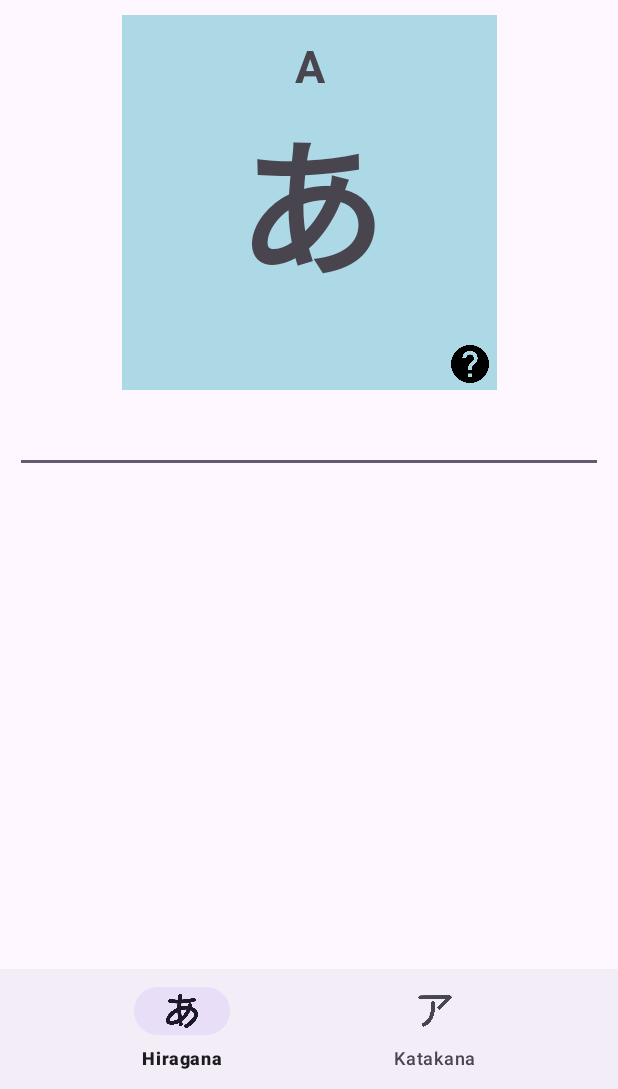
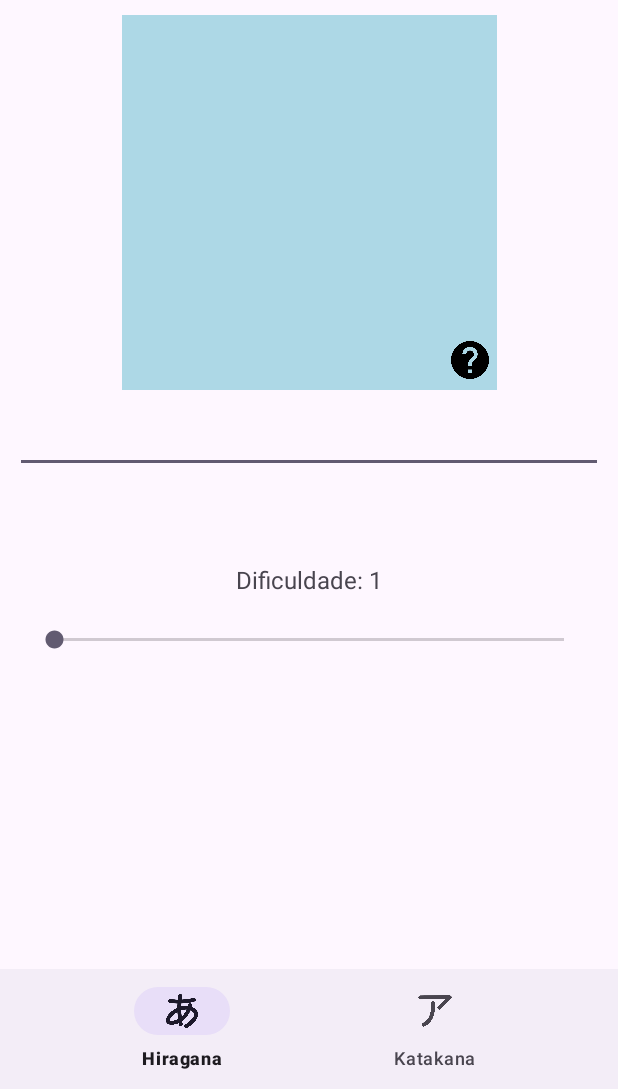
Before and after one commit to carlinhos11012/learnKanasMobile, an Android app: the layout activity_main.xml on its own in the app's theme, with its tools: preview values and no code run, on a phone screen of 412 x 824 dp, the part 147-1236 px from its top. Run offline under Robolectric (Android 15) with nearby library versions, the phone set to English and light mode, and no system bars.

```diff
--- a/app/src/main/res/layout/activity_main.xml
+++ b/app/src/main/res/layout/activity_main.xml
@@ -32,60 +32,35 @@
             android:layout_width="match_parent"
             android:layout_height="wrap_content">
 
-            <androidx.constraintlayout.widget.ConstraintLayout
+            <LinearLayout
                 android:id="@+id/kana_container"
-                android:layout_width="250dp"
+                android:layout_width="wrap_content"
                 android:layout_height="250dp"
+                android:minWidth="250dp"
                 android:background="@color/lighBlue"
                 android:gravity="center"
+                android:orientation="horizontal"
                 app:layout_constraintTop_toTopOf="parent"
                 app:layout_constraintBottom_toBottomOf="parent"
                 app:layout_constraintStart_toStartOf="parent"
                 app:layout_constraintEnd_toEndOf="parent">
 
-                <TextView
-                    android:id="@+id/portugueseView"
-                    android:layout_width="wrap_content"
-                    android:layout_height="wrap_content"
-                    android:layout_marginTop="16dp"
-                    android:gravity="center|top"
-                    android:text="@string/portuguese_placeHolder"
-                    android:textSize="30sp"
-                    android:textStyle="bold"
-                    app:layout_constraintBottom_toTopOf="@+id/kanaView"
-                    app:layout_constraintEnd_toEndOf="parent"
-                    app:layout_constraintStart_toStartOf="parent"
-                    app:layout_constraintTop_toTopOf="parent"/>
-
-                <TextView
-                    android:id="@+id/kanaView"
-                    android:layout_width="wrap_content"
-                    android:layout_height="wrap_content"
-                    android:gravity="center"
-                    android:text="@string/hiragana_placeHolder"
-                    android:textSize="100sp"
-                    android:textStyle="bold"
-                    app:layout_constraintBottom_toBottomOf="parent"
-                    app:layout_constraintEnd_toEndOf="parent"
-                    app:layout_constraintStart_toStartOf="parent"
-                    app:layout_constraintTop_toTopOf="parent" />
+            </LinearLayout>
 
             <ImageButton
                 android:id="@+id/helpButton"
                 android:layout_width="25dp"
                 android:layout_height="25dp"
-                    android:layout_marginTop="33dp"
+                android:layout_marginTop="215dp"
                 android:layout_marginEnd="5dp"
                 android:layout_marginBottom="5dp"
                 android:background="?attr/selectableItemBackground"
                 android:contentDescription="@string/helpButtonInfo"
                 android:scaleType="centerInside"
                 android:src="@drawable/ic_help"
-                    app:layout_constraintBottom_toBottomOf="parent"
-                    app:layout_constraintEnd_toEndOf="parent"
-                    app:layout_constraintTop_toBottomOf="@+id/kanaView"
-                    app:layout_constraintVertical_bias="0.975" />
-            </androidx.constraintlayout.widget.ConstraintLayout>
+                app:layout_constraintBottom_toBottomOf="@id/kana_container"
+                app:layout_constraintEnd_toEndOf="@id/kana_container"
+                app:layout_constraintTop_toTopOf="@id/kana_container" />
 
         </androidx.constraintlayout.widget.ConstraintLayout>
 
@@ -97,6 +72,22 @@
             android:autofillHints=""
             android:inputType="text"
             tools:ignore="LabelFor" />
+        <TextView
+            android:id="@+id/difficultyLevel"
+            android:layout_width="wrap_content"
+            android:layout_height="wrap_content"
+            android:layout_gravity="center"
+            android:layout_marginTop="50dp"
+            android:text="Dificuldade: 1"
+            android:textSize="16sp" />
+
+        <SeekBar
+            android:id="@+id/seekBar"
+            android:layout_width="match_parent"
+            android:layout_height="wrap_content"
+            android:layout_margin="20dp"
+            android:max="2"
+            android:progress="0" />
     </LinearLayout>
 
     <!-- BottomNavigationView na parte inferior da tela -->
```
Also changed, not shown: app/src/main/java/com/example/learnkanas/MainActivity.kt (+60 -11 lines), app/src/main/res/layout/item_kana.xml (added, +27 -0 lines). Lines whose indentation alone changed are shown as unchanged.
